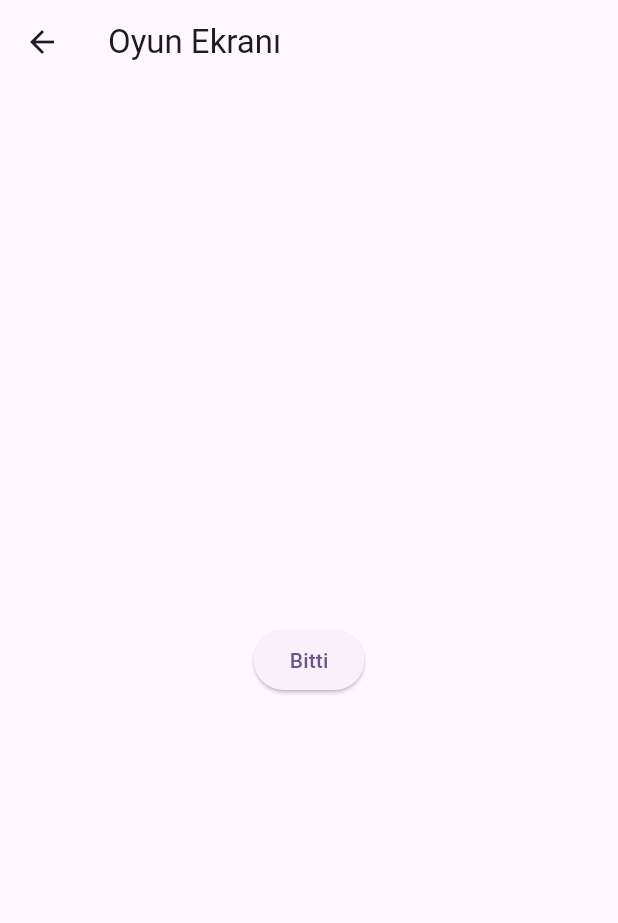
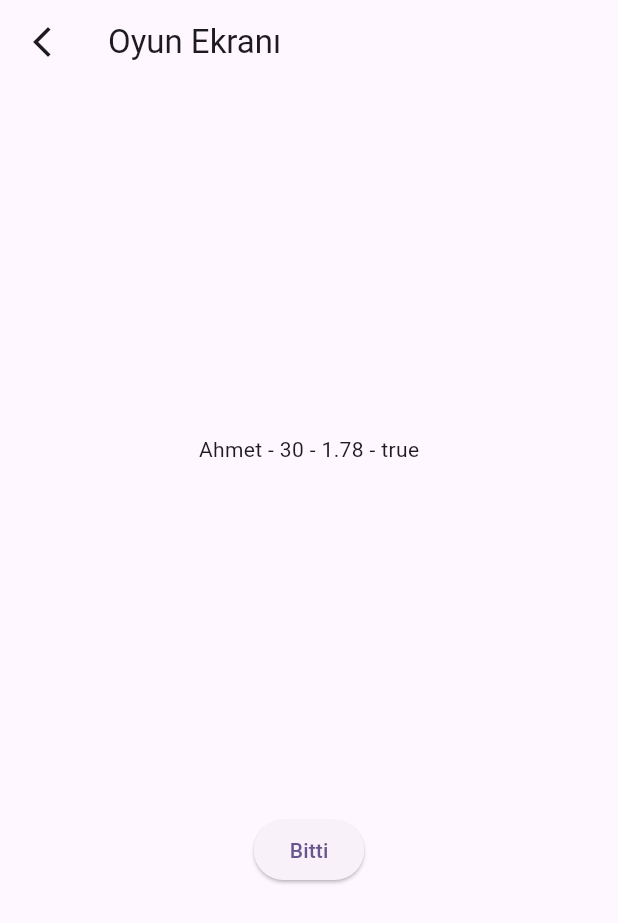
Before and after one commit to onurmelikoglu/Flutter_Bootcamp_Techcareer, a Flutter app: the Anasayfa screen opened directly, after a tap on "Basla", on a phone screen of 412 x 824 dp. Shown: the top 923 px of the screen. Run offline on Flutter 3.47's test engine with Material 2 defaults, Android fonts, the phone set to English and light mode, and no system bars; generated files the repository leaves out were written again.

Commit message:
5. ders konuları eklendi

```diff
--- a/calisma_yapisi/lib/anasayfa.dart
+++ b/calisma_yapisi/lib/anasayfa.dart
@@ -1,3 +1,4 @@
+import 'package:calisma_yapisi/kisiler.dart';
 import 'package:calisma_yapisi/oyun_ekrani.dart';
 import 'package:flutter/material.dart';
 
@@ -9,10 +10,24 @@ class Anasayfa extends StatefulWidget {
 }
 
 class _AnasayfaState extends State<Anasayfa> {
+
   int sayac = 0;
+  bool kontrol = false;
+
   @override
+  void initState(){
+    super.initState();
+    print("initState Çalıştı");
+    // Uygulama açıldığında bir kere çalışır
+  }
+
+  Future<int> toplama(int sayi1, int sayi2) async{
+    int toplam = sayi1 + sayi2;
+    return toplam;
+  }
+
   Widget build(BuildContext context) {
-    print("build methodu calisti");
+    print("build methodu calisti"); // Tekrarlı çalışır, her setState methodu çalıştığında
     return Scaffold(
       appBar: AppBar(title: const Text("Anasayfa"),),
       body: Center(
@@ -30,9 +45,50 @@ class _AnasayfaState extends State<Anasayfa> {
             ),
             ElevatedButton(
                 onPressed: (){
-                  Navigator.push(context, MaterialPageRoute(builder: (context) => const OyunEkrani()));
+                  var kisi = Kisiler(ad: "Ahmet", yas: 30, boy: 1.78, bekar: true);
+                  Navigator.push(context, MaterialPageRoute(builder: (context) =>
+                      OyunEkrani(kisi: kisi)))
+                      .then((value) => { print("Anasayfaya Dönüldü") });
                 },
                 child: const Text("Basla")
+            ),
+            Visibility(visible: kontrol, child: const Text("Merhaba")),
+            Text(kontrol ? "Merhaba":"GüleGüle", style: TextStyle(color: kontrol ? Colors.blue:Colors.red),),
+            ((){
+              if(kontrol){
+                return const Text("Merhaba", style: TextStyle(color: Colors.blue),);
+              }else{
+                return const Text("Bay Bay", style: TextStyle(color: Colors.red),);
+              }
+            }()),
+            ElevatedButton(
+                onPressed: (){
+                  setState(() {
+                    kontrol = true;
+                  });
+                },
+                child: const Text("Durum1 (True)")
+            ),
+            ElevatedButton(
+                onPressed: (){
+                  setState(() {
+                    kontrol = false;
+                  });
+                },
+                child: const Text("Durum2 (False)")
+            ),
+            FutureBuilder<int>(
+              future: toplama(10, 20),
+              builder: (context,snapshot){
+                if(snapshot.hasError){
+                  return const Text("Hata Oluştu");
+                }
+                if(snapshot.hasData){
+                  return Text("Sonuc : ${snapshot.data}");
+                }else{
+                  return const Text("Sonuç Yok");
+                }
+              },
             )
           ],
         ),
--- /dev/null
+++ b/calisma_yapisi/lib/kisiler.dart
@@ -0,0 +1,8 @@
+class Kisiler {
+  String ad;
+  int yas;
+  double boy;
+  bool bekar;
+
+  Kisiler({required this.ad,required this.yas,required this.boy,required this.bekar});
+}
--- a/calisma_yapisi/lib/main.dart
+++ b/calisma_yapisi/lib/main.dart
@@ -1,4 +1,6 @@
 import 'package:calisma_yapisi/anasayfa.dart';
+import 'package:calisma_yapisi/bottom_navigation_ornek/bottom_sayfa.dart';
+import 'package:calisma_yapisi/kullanici_etkilesimi/kullanici_etkilesimi_sayfa.dart';
 import 'package:flutter/material.dart';
 
 void main() {
@@ -18,7 +20,7 @@ class MyApp extends StatelessWidget {
         colorScheme: ColorScheme.fromSeed(seedColor: Colors.deepPurple),
         useMaterial3: true,
       ),
-      home: const Anasayfa(),
+      home: const KullaniciEtkilesimiSayfa(),
     );
   }
 }
--- a/calisma_yapisi/lib/oyun_ekrani.dart
+++ b/calisma_yapisi/lib/oyun_ekrani.dart
@@ -1,31 +1,54 @@
+import 'package:calisma_yapisi/kisiler.dart';
 import 'package:calisma_yapisi/sonuc_ekrani.dart';
 import 'package:flutter/material.dart';
 
 class OyunEkrani extends StatefulWidget {
-  const OyunEkrani({super.key});
+
+  Kisiler kisi;
+
+  OyunEkrani({required this.kisi});
 
   @override
   State<OyunEkrani> createState() => _OyunEkraniState();
 }
+// leading - left - start
+// trailing - right - end
+class _OyunEkraniState extends State<OyunEkrani> {
 
-class _OyunEkraniState extends State<OyunEkrani> {
+  Future<bool> geriDonusTusu(BuildContext context)async {
+    print("Navigation geri dönüş tuşu seçildi");
+    return true;
+  }
+
   @override
   Widget build(BuildContext context) {
     return Scaffold(
-      appBar: AppBar(title: const Text("Oyun Ekranı"),),
-      body: Center(
+      appBar: AppBar(
+        title: const Text("Oyun Ekranı"),
+        leading: IconButton(onPressed: (){
+          print("App Bar Geri Tuşu Seçildi");
+          Navigator.pop(context);
+        }, icon: const Icon(Icons.arrow_back_ios_new)),
+      ),
+      body: WillPopScope(
+        onWillPop: () => geriDonusTusu(context),
+        child: Center(
           child: Column(
             mainAxisAlignment: MainAxisAlignment.spaceEvenly,
             children: [
+              Text("${widget.kisi.ad} - ${widget.kisi.yas} - ${widget.kisi.boy} - ${widget.kisi.bekar}"),
               ElevatedButton(
                   onPressed: (){
-                  Navigator.push(context, MaterialPageRoute(builder: (context) => const SonucEkrani()));
+                    // pushReplacement : backstack ten state i siler ve geri dön denildiğinde state olmadığı için bi önceki state döner
+                    //Navigator.push(context, MaterialPageRoute(builder: (context) => const SonucEkrani()));
+                    Navigator.pushReplacement(context, MaterialPageRoute(builder: (context) => const SonucEkrani()));
                   },
                   child: const Text("Bitti")
               )
             ],
           ),
         ),
+      ),
     );
   }
 }
--- a/calisma_yapisi/lib/sonuc_ekrani.dart
+++ b/calisma_yapisi/lib/sonuc_ekrani.dart
@@ -18,13 +18,13 @@ class _SonucEkraniState extends State<SonucEkrani> {
           children: [
             ElevatedButton(
                 onPressed: (){
-
+                  Navigator.pop(context);
                 },
                 child: const Text("Geri Dön")
             ),
             ElevatedButton(
                 onPressed: (){
-
+                  Navigator.of(context).popUntil((route) => route.isFirst);
                 },
                 child: const Text("Anasayfaya Geri Dön")
             ),
```
Also changed, not shown: calisma_yapisi/lib/bottom_navigation_ornek/bottom_sayfa.dart (added, +44 -0 lines), calisma_yapisi/lib/bottom_navigation_ornek/sayfa_bir.dart (added, +17 -0 lines), calisma_yapisi/lib/bottom_navigation_ornek/sayfa_iki.dart (added, +17 -0 lines), calisma_yapisi/lib/bottom_navigation_ornek/sayfa_uc.dart (added, +17 -0 lines), calisma_yapisi/lib/kullanici_etkilesimi/kullanici_etkilesimi_sayfa.dart (added, +45 -0 lines). Lines whose indentation alone changed are shown as unchanged.
